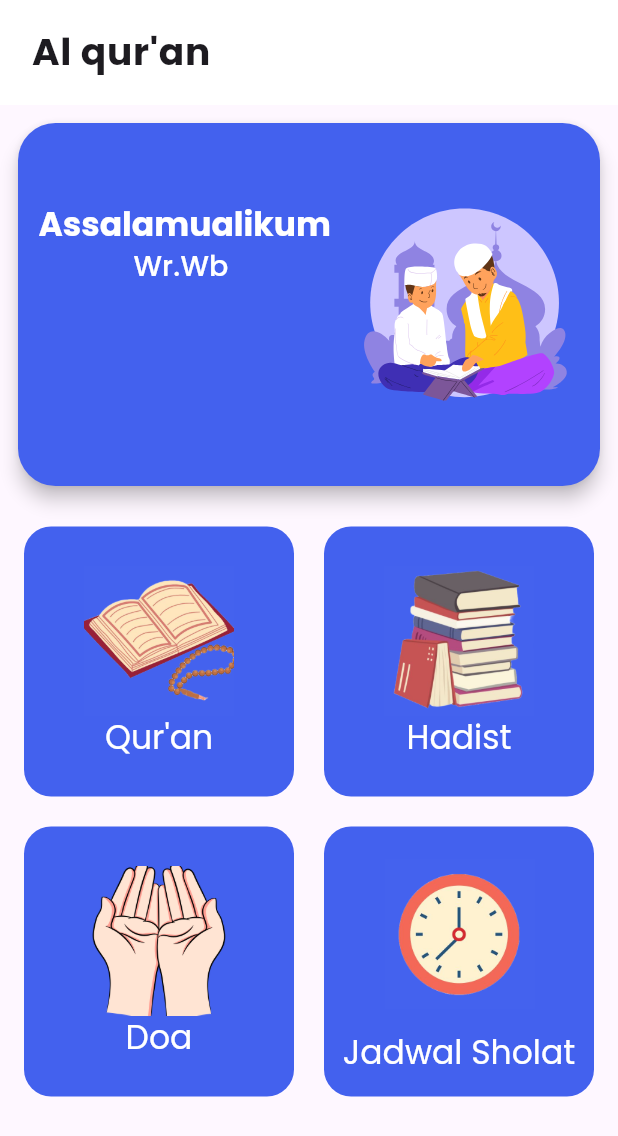
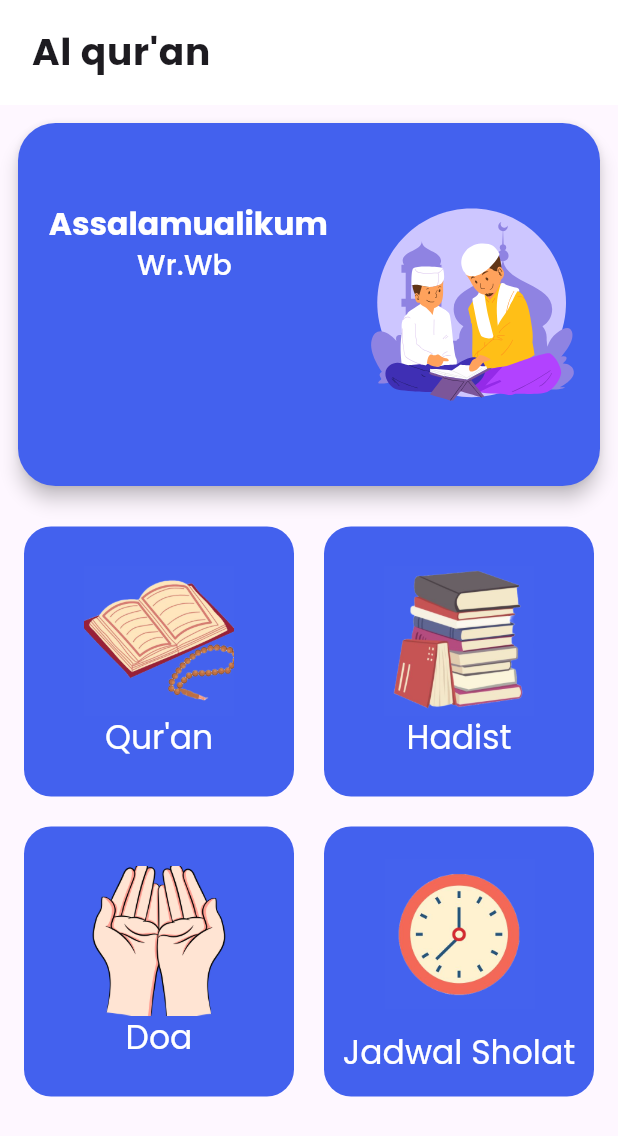
Before and after one commit to ITakora/quran, a Flutter app: the screen it shows after launch, on a phone screen of 412 x 824 dp. Shown: the top 1136 px of the screen. Run offline on Flutter 3.47's test engine with Material 3 defaults, Android fonts, the phone set to English and light mode, and no system bars; our stand-ins replace flutter_local_notifications, flutter_riverpod, flutter_timezone, geocoding, geolocator, google_fonts and 2 more; missing offline and left inert: autostart_settings, search_page.

Commit message:
fix overlay card_widget

```diff
--- a/lib/widgets/card_widget.dart
+++ b/lib/widgets/card_widget.dart
@@ -1,5 +1,4 @@
 import 'package:flutter/material.dart';
-
 import 'package:lottie/lottie.dart';
 
 class CardWidget extends StatelessWidget {
@@ -25,7 +24,8 @@ class CardWidget extends StatelessWidget {
           child: Row(
             mainAxisAlignment: MainAxisAlignment.spaceEvenly,
             children: [
-              Padding(
+              Expanded(
+                child: Padding(
                   padding: const EdgeInsets.only(left: 9),
                   child: Column(
                     mainAxisAlignment: MainAxisAlignment.center,
@@ -33,17 +33,25 @@ class CardWidget extends StatelessWidget {
                       Text(
                         'Assalamualikum',
                         style: isDekstop
-                          ? Theme.of(context).textTheme.displayMedium!.copyWith(
+                            ? Theme.of(context)
+                                .textTheme
+                                .displayMedium!
+                                .copyWith(
                                   color: Colors.white,
                                   fontWeight: FontWeight.bold,
                                 )
                             : Theme.of(context).textTheme.titleLarge!.copyWith(
-                              color: Colors.white, fontWeight: FontWeight.bold),
+                                fontSize: 21,
+                                color: Colors.white,
+                                fontWeight: FontWeight.bold),
                       ),
                       Text(
                         'Wr.Wb ',
                         style: isDekstop
-                          ? Theme.of(context).textTheme.displaySmall!.copyWith(
+                            ? Theme.of(context)
+                                .textTheme
+                                .displaySmall!
+                                .copyWith(
                                   color: Colors.white,
                                   fontWeight: FontWeight.w500,
                                 )
@@ -62,6 +70,7 @@ class CardWidget extends StatelessWidget {
                     ],
                   ),
                 ),
+              ),
               isDekstop
                   ? Lottie.asset('assets/lottie/animasi_quran.json',
                       width: 300, height: 300)
--- a/pubspec.yaml
+++ b/pubspec.yaml
@@ -43,7 +43,7 @@ dependencies:
   geocoding: ^4.0.0
   flutter_local_notifications: ^20.1.0
   flutter_timezone: ^5.0.2
-  android_autostart: ^0.0.3
+
   autostart_settings: ^0.1.2
 
 
```
Also changed, not shown: pubspec.lock. Lines whose indentation alone changed are shown as unchanged.
